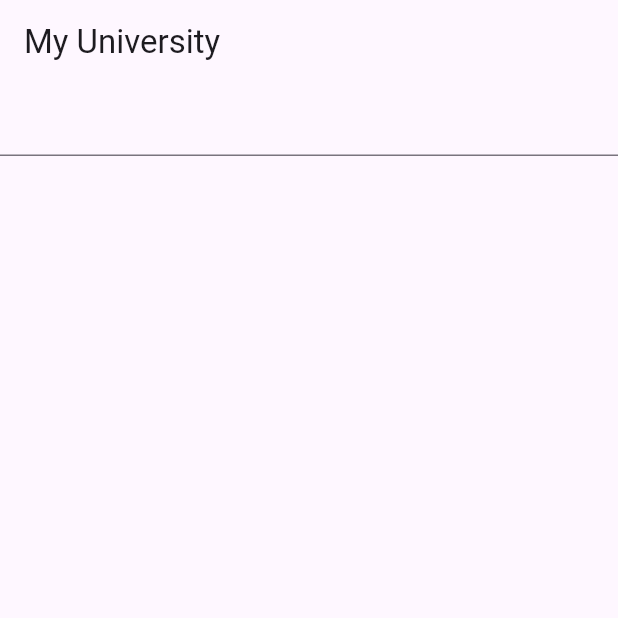
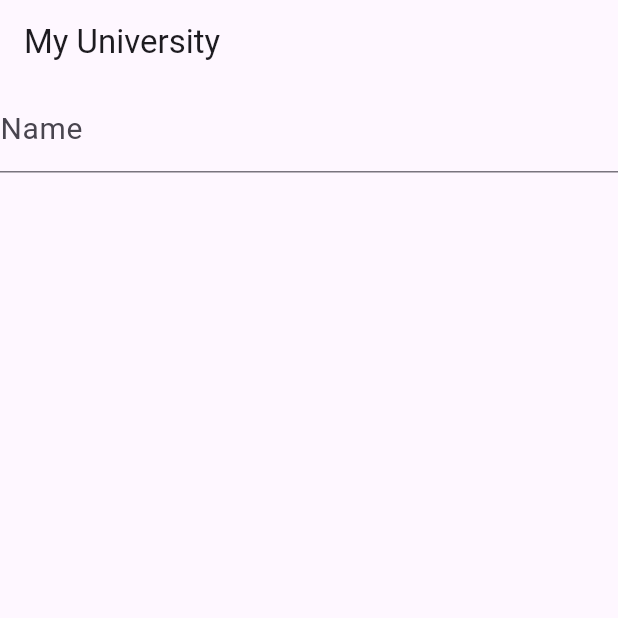
Before and after one commit to ArifHossain123/my_university, a Flutter app: the screen it shows after launch, on a phone screen of 412 x 824 dp, the top half of it. Run offline on Flutter 3.47's test engine with Material 3 defaults, Android fonts, the light colour scheme and no system bars.

Commit message:
TextField

```diff
--- a/lib/main.dart
+++ b/lib/main.dart
@@ -3,6 +3,7 @@ import 'package:flutter/material.dart';
 void main() {
   runApp(
     MaterialApp(
+      debugShowCheckedModeBanner: false,
       theme: ThemeData(
         brightness: Brightness.light,
         primaryColor: Colors.blue,
@@ -29,7 +30,19 @@ class _MyUniversityState extends State<MyUniversity> {
       body: Column(
         children: <Widget>[
           TextFormField(
-            decoration: const InputDecoration(),
+            decoration: const InputDecoration(
+              labelText: 'Name',
+              labelStyle: TextStyle(
+                fontSize: 20,
+              ),
+              fillColor: Colors.white,
+              focusedBorder: OutlineInputBorder(
+                borderSide: BorderSide(
+                  color: Colors.blue,
+                  width: 2,
+                ),
+              ),
+            ),
           ),
         ],
       ),
```
